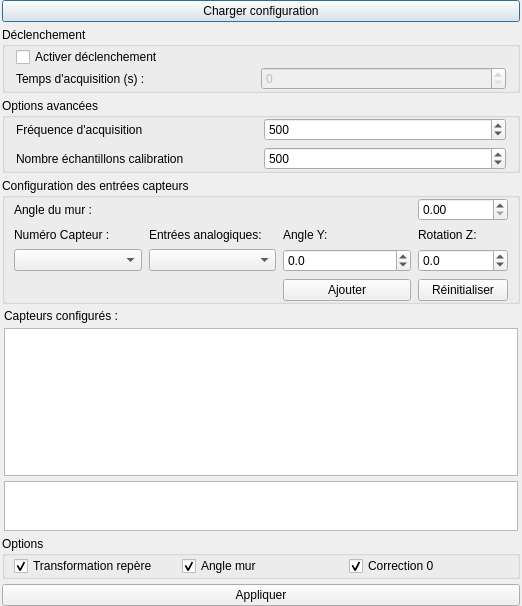
Before: the Qt Designer form ClimCapApi/forms/settingswidget.ui in Ond12/rclimbcap, drawn with Qt 5.
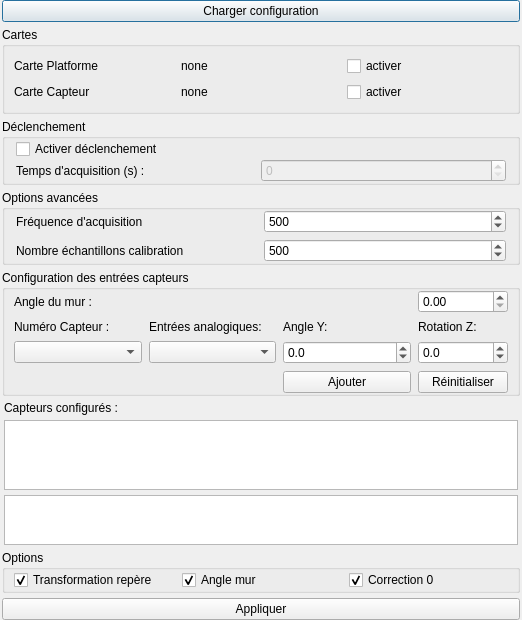
After: the same form once the commit is applied.

```diff
--- a/ClimCapApi/forms/settingswidget.ui
+++ b/ClimCapApi/forms/settingswidget.ui
@@ -41,6 +41,61 @@
        </property>
       </widget>
      </item>
+     <item>
+      <widget class="QGroupBox" name="groupBox_5">
+       <property name="title">
+        <string>Cartes</string>
+       </property>
+       <layout class="QVBoxLayout" name="verticalLayout_4">
+        <item>
+         <layout class="QGridLayout" name="gridLayout">
+          <item row="2" column="2">
+           <widget class="QCheckBox" name="plat_enable_checkBox">
+            <property name="text">
+             <string>activer</string>
+            </property>
+           </widget>
+          </item>
+          <item row="3" column="1">
+           <widget class="QLabel" name="card_cap_label">
+            <property name="text">
+             <string>none</string>
+            </property>
+           </widget>
+          </item>
+          <item row="3" column="2">
+           <widget class="QCheckBox" name="sensor_enable_checkBox">
+            <property name="text">
+             <string>activer</string>
+            </property>
+           </widget>
+          </item>
+          <item row="3" column="0">
+           <widget class="QLabel" name="label_12">
+            <property name="text">
+             <string>Carte Capteur</string>
+            </property>
+           </widget>
+          </item>
+          <item row="2" column="0">
+           <widget class="QLabel" name="label_8">
+            <property name="text">
+             <string>Carte Platforme</string>
+            </property>
+           </widget>
+          </item>
+          <item row="2" column="1">
+           <widget class="QLabel" name="card_plat_label">
+            <property name="text">
+             <string>none</string>
+            </property>
+           </widget>
+          </item>
+         </layout>
+        </item>
+       </layout>
+      </widget>
+     </item>
      <item>
       <widget class="QGroupBox" name="groupBox_2">
        <property name="title">
```
